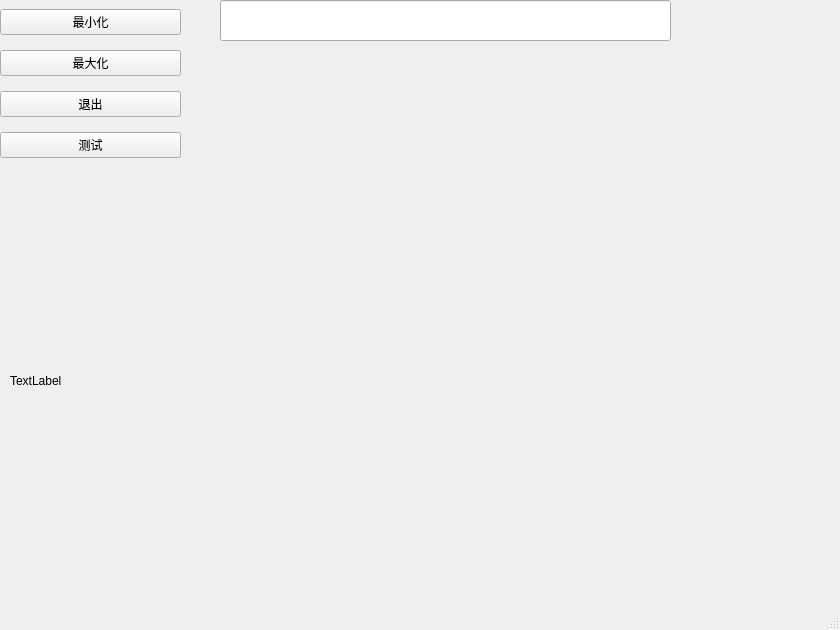
Before: the Qt Designer form UI/untitled.ui in leveldown/Mask_RCNN, drawn with Qt 5.
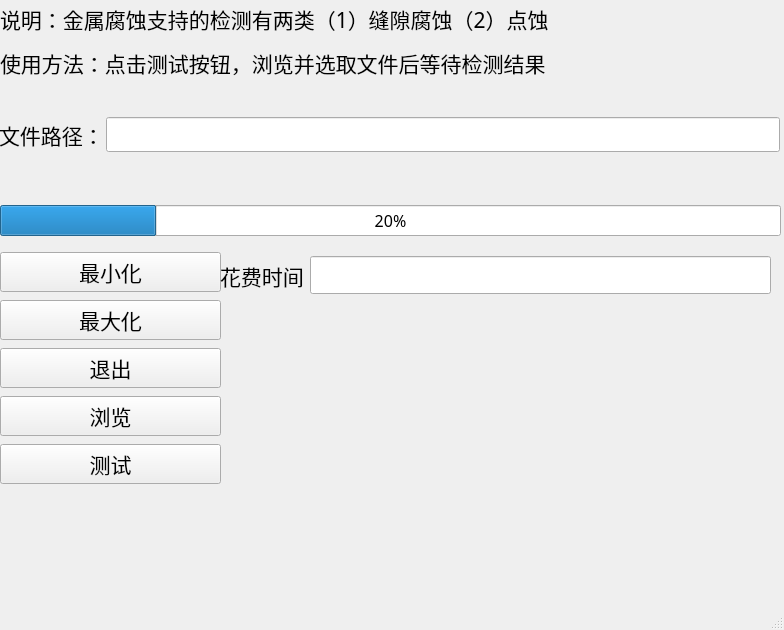
After: the same form once the commit is applied.

The edit to the form file:
```diff
--- a/UI/untitled.ui
+++ b/UI/untitled.ui
@@ -6,7 +6,7 @@
    <rect>
     <x>0</x>
     <y>0</y>
-    <width>840</width>
+    <width>784</width>
     <height>630</height>
    </rect>
   </property>
@@ -18,14 +18,20 @@
     <property name="geometry">
      <rect>
       <x>0</x>
-      <y>0</y>
-      <width>181</width>
-      <height>171</height>
+      <y>250</y>
+      <width>221</width>
+      <height>241</height>
      </rect>
     </property>
     <layout class="QVBoxLayout" name="verticalLayout">
      <item>
       <widget class="QPushButton" name="pushButton_2">
+       <property name="font">
+        <font>
+         <family>宋体</family>
+         <pointsize>16</pointsize>
+        </font>
+       </property>
        <property name="text">
         <string>最小化</string>
        </property>
@@ -33,6 +39,12 @@
      </item>
      <item>
       <widget class="QPushButton" name="pushButton_3">
+       <property name="font">
+        <font>
+         <family>宋体</family>
+         <pointsize>16</pointsize>
+        </font>
+       </property>
        <property name="text">
         <string>最大化</string>
        </property>
@@ -40,13 +52,38 @@
      </item>
      <item>
       <widget class="QPushButton" name="pushButton">
+       <property name="font">
+        <font>
+         <family>宋体</family>
+         <pointsize>16</pointsize>
+        </font>
+       </property>
        <property name="text">
         <string>退出</string>
        </property>
       </widget>
      </item>
+     <item>
+      <widget class="QPushButton" name="pushButton_5">
+       <property name="font">
+        <font>
+         <family>宋体</family>
+         <pointsize>16</pointsize>
+        </font>
+       </property>
+       <property name="text">
+        <string>浏览</string>
+       </property>
+      </widget>
+     </item>
      <item>
       <widget class="QPushButton" name="pushButton_4">
+       <property name="font">
+        <font>
+         <family>宋体</family>
+         <pointsize>16</pointsize>
+        </font>
+       </property>
        <property name="text">
         <string>测试</string>
        </property>
@@ -54,28 +91,144 @@
      </item>
     </layout>
    </widget>
-   <widget class="QLabel" name="label">
+   <widget class="QWidget" name="verticalLayoutWidget_2">
     <property name="geometry">
      <rect>
-      <x>10</x>
-      <y>180</y>
-      <width>721</width>
-      <height>401</height>
+      <x>0</x>
+      <y>0</y>
+      <width>781</width>
+      <height>81</height>
      </rect>
     </property>
-    <property name="text">
-     <string>TextLabel</string>
+    <layout class="QVBoxLayout" name="verticalLayout_2">
+     <item>
+      <widget class="QLabel" name="label_2">
+       <property name="font">
+        <font>
+         <family>宋体</family>
+         <pointsize>16</pointsize>
+        </font>
+       </property>
+       <property name="text">
+        <string>说明：金属腐蚀支持的检测有两类（1）缝隙腐蚀（2）点蚀</string>
+       </property>
+      </widget>
+     </item>
+     <item>
+      <widget class="QLabel" name="label_3">
+       <property name="font">
+        <font>
+         <family>宋体</family>
+         <pointsize>16</pointsize>
+        </font>
+       </property>
+       <property name="text">
+        <string>使用方法：点击测试按钮，浏览并选取文件后等待检测结果</string>
+       </property>
+      </widget>
+     </item>
+    </layout>
+   </widget>
+   <widget class="QWidget" name="horizontalLayoutWidget">
+    <property name="geometry">
+     <rect>
+      <x>-1</x>
+      <y>79</y>
+      <width>781</width>
+      <height>111</height>
+     </rect>
     </property>
+    <layout class="QHBoxLayout" name="horizontalLayout" stretch="0,0">
+     <property name="spacing">
+      <number>2</number>
+     </property>
+     <item>
+      <widget class="QLabel" name="label_4">
+       <property name="font">
+        <font>
+         <family>宋体</family>
+         <pointsize>16</pointsize>
+        </font>
+       </property>
+       <property name="text">
+        <string>文件路径：</string>
+       </property>
+      </widget>
+     </item>
+     <item>
+      <widget class="QLineEdit" name="lineEdit">
+       <property name="font">
+        <font>
+         <family>宋体</family>
+         <pointsize>14</pointsize>
+        </font>
+       </property>
+      </widget>
+     </item>
+    </layout>
    </widget>
-   <widget class="QLineEdit" name="lineEdit">
+   <widget class="QWidget" name="horizontalLayoutWidget_2">
+    <property name="geometry">
+     <rect>
+      <x>0</x>
+      <y>190</y>
+      <width>781</width>
+      <height>61</height>
+     </rect>
+    </property>
+    <layout class="QHBoxLayout" name="horizontalLayout_2">
+     <item>
+      <widget class="QProgressBar" name="progressBar">
+       <property name="font">
+        <font>
+         <family>宋体</family>
+         <pointsize>12</pointsize>
+        </font>
+       </property>
+       <property name="minimum">
+        <number>0</number>
+       </property>
+       <property name="value">
+        <number>20</number>
+       </property>
+      </widget>
+     </item>
+    </layout>
+   </widget>
+   <widget class="QWidget" name="horizontalLayoutWidget_3">
     <property name="geometry">
      <rect>
       <x>220</x>
-      <y>0</y>
-      <width>451</width>
-      <height>41</height>
+      <y>250</y>
+      <width>551</width>
+      <height>51</height>
      </rect>
     </property>
+    <layout class="QHBoxLayout" name="horizontalLayout_3">
+     <item>
+      <widget class="QLabel" name="label">
+       <property name="font">
+        <font>
+         <family>宋体</family>
+         <pointsize>16</pointsize>
+        </font>
+       </property>
+       <property name="text">
+        <string>花费时间</string>
+       </property>
+      </widget>
+     </item>
+     <item>
+      <widget class="QLineEdit" name="lineEdit_2">
+       <property name="font">
+        <font>
+         <family>宋体</family>
+         <pointsize>16</pointsize>
+        </font>
+       </property>
+      </widget>
+     </item>
+    </layout>
    </widget>
   </widget>
   <widget class="QMenuBar" name="menubar">
```
Left out of the diff: 43 changed lines with no effect on the pictures.
